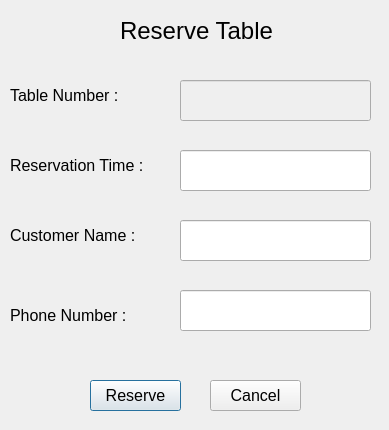
Above: ui/reserve.ui from sriv95/Restaurant-Management before the change. Below: the same form after it.
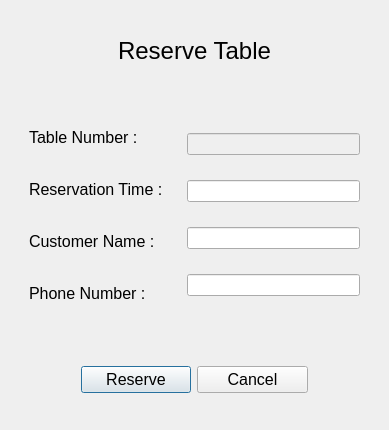
That is the form after the change.

Patch:
```diff
--- a/ui/reserve.ui
+++ b/ui/reserve.ui
@@ -13,15 +13,9 @@
   <property name="windowTitle">
    <string>Dialog</string>
   </property>
+  <layout class="QVBoxLayout" name="verticalLayout" stretch="1,3,1">
+   <item alignment="Qt::AlignmentFlag::AlignHCenter">
   <widget class="QLabel" name="label">
-   <property name="geometry">
-    <rect>
-     <x>120</x>
-     <y>10</y>
-     <width>221</width>
-     <height>41</height>
-    </rect>
-   </property>
    <property name="font">
     <font>
      <pointsize>18</pointsize>
@@ -31,63 +25,15 @@
     <string>Reserve Table</string>
    </property>
   </widget>
-  <widget class="QLineEdit" name="ReservationTime">
-   <property name="geometry">
-    <rect>
-     <x>180</x>
-     <y>150</y>
-     <width>191</width>
-     <height>41</height>
-    </rect>
-   </property>
-  </widget>
-  <widget class="QLineEdit" name="CustomerName">
-   <property name="geometry">
-    <rect>
-     <x>180</x>
-     <y>220</y>
-     <width>191</width>
-     <height>41</height>
-    </rect>
-   </property>
-  </widget>
-  <widget class="QLineEdit" name="PhoneNum">
-   <property name="geometry">
-    <rect>
-     <x>180</x>
-     <y>290</y>
-     <width>191</width>
-     <height>41</height>
-    </rect>
-   </property>
-  </widget>
-  <widget class="QPushButton" name="btnReserve">
-   <property name="geometry">
-    <rect>
-     <x>90</x>
-     <y>380</y>
-     <width>91</width>
-     <height>31</height>
-    </rect>
-   </property>
-   <property name="font">
-    <font>
-     <pointsize>12</pointsize>
-    </font>
-   </property>
-   <property name="text">
-    <string>Reserve</string>
-   </property>
-  </widget>
+   </item>
+   <item>
+    <widget class="QWidget" name="widget" native="true">
+     <layout class="QHBoxLayout" name="horizontalLayout_2">
+      <item>
+       <widget class="QWidget" name="widget_5" native="true">
+        <layout class="QVBoxLayout" name="verticalLayout_3">
+         <item>
   <widget class="QLabel" name="label_2">
-   <property name="geometry">
-    <rect>
-     <x>10</x>
-     <y>80</y>
-     <width>131</width>
-     <height>31</height>
-    </rect>
-   </property>
    <property name="font">
     <font>
      <pointsize>12</pointsize>
@@ -97,15 +43,9 @@
     <string>Table Number :</string>
    </property>
   </widget>
+         </item>
+         <item>
   <widget class="QLabel" name="label_3">
-   <property name="geometry">
-    <rect>
-     <x>10</x>
-     <y>150</y>
-     <width>161</width>
-     <height>31</height>
-    </rect>
-   </property>
    <property name="font">
     <font>
      <pointsize>12</pointsize>
@@ -115,15 +55,9 @@
     <string>Reservation Time :</string>
    </property>
   </widget>
+         </item>
+         <item>
   <widget class="QLabel" name="label_4">
-   <property name="geometry">
-    <rect>
-     <x>10</x>
-     <y>220</y>
-     <width>151</width>
-     <height>31</height>
-    </rect>
-   </property>
    <property name="font">
     <font>
      <pointsize>12</pointsize>
@@ -133,15 +67,9 @@
     <string>Customer Name :</string>
    </property>
   </widget>
+         </item>
+         <item>
   <widget class="QLabel" name="label_5">
-   <property name="geometry">
-    <rect>
-     <x>10</x>
-     <y>300</y>
-     <width>141</width>
-     <height>31</height>
-    </rect>
-   </property>
    <property name="font">
     <font>
      <pointsize>12</pointsize>
@@ -151,37 +79,72 @@
     <string>Phone Number :</string>
    </property>
   </widget>
-  <widget class="QPushButton" name="Cancelbtn">
-   <property name="geometry">
-    <rect>
-     <x>210</x>
-     <y>380</y>
-     <width>91</width>
-     <height>31</height>
-    </rect>
-   </property>
-   <property name="font">
-    <font>
-     <pointsize>12</pointsize>
-    </font>
-   </property>
-   <property name="text">
-    <string>Cancel</string>
-   </property>
-  </widget>
+         </item>
+        </layout>
+       </widget>
+      </item>
+      <item>
+       <widget class="QWidget" name="widget_6" native="true">
+        <layout class="QVBoxLayout" name="verticalLayout_4">
+         <item>
   <widget class="QLineEdit" name="TableNum">
    <property name="enabled">
     <bool>false</bool>
    </property>
-   <property name="geometry">
-    <rect>
-     <x>180</x>
-     <y>80</y>
-     <width>191</width>
-     <height>41</height>
-    </rect>
-   </property>
-  </widget>
+          </widget>
+         </item>
+         <item>
+          <widget class="QLineEdit" name="ReservationTime"/>
+         </item>
+         <item>
+          <widget class="QLineEdit" name="CustomerName"/>
+         </item>
+         <item>
+          <widget class="QLineEdit" name="PhoneNum"/>
+         </item>
+        </layout>
+       </widget>
+      </item>
+     </layout>
+    </widget>
+   </item>
+   <item>
+    <widget class="QWidget" name="widget_2" native="true">
+     <layout class="QHBoxLayout" name="horizontalLayout" stretch="2,4,4,2">
+      <item>
+       <widget class="QWidget" name="widget_3" native="true"/>
+      </item>
+      <item>
+       <widget class="QPushButton" name="btnReserve">
+        <property name="font">
+         <font>
+          <pointsize>12</pointsize>
+         </font>
+        </property>
+        <property name="text">
+         <string>Reserve</string>
+        </property>
+       </widget>
+      </item>
+      <item>
+       <widget class="QPushButton" name="Cancelbtn">
+        <property name="font">
+         <font>
+          <pointsize>12</pointsize>
+         </font>
+        </property>
+        <property name="text">
+         <string>Cancel</string>
+        </property>
+       </widget>
+      </item>
+      <item>
+       <widget class="QWidget" name="widget_4" native="true"/>
+      </item>
+     </layout>
+    </widget>
+   </item>
+  </layout>
  </widget>
  <resources/>
  <connections/>
```
Lines whose indentation alone changed are shown as unchanged.
